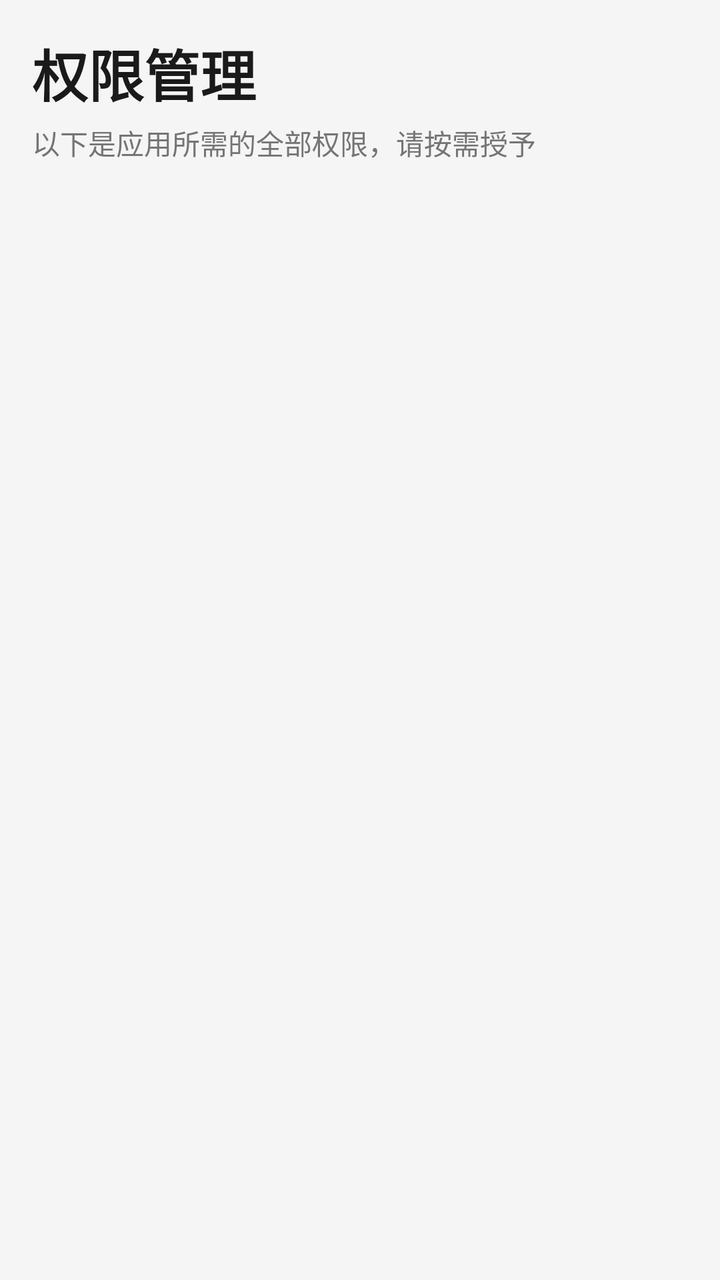
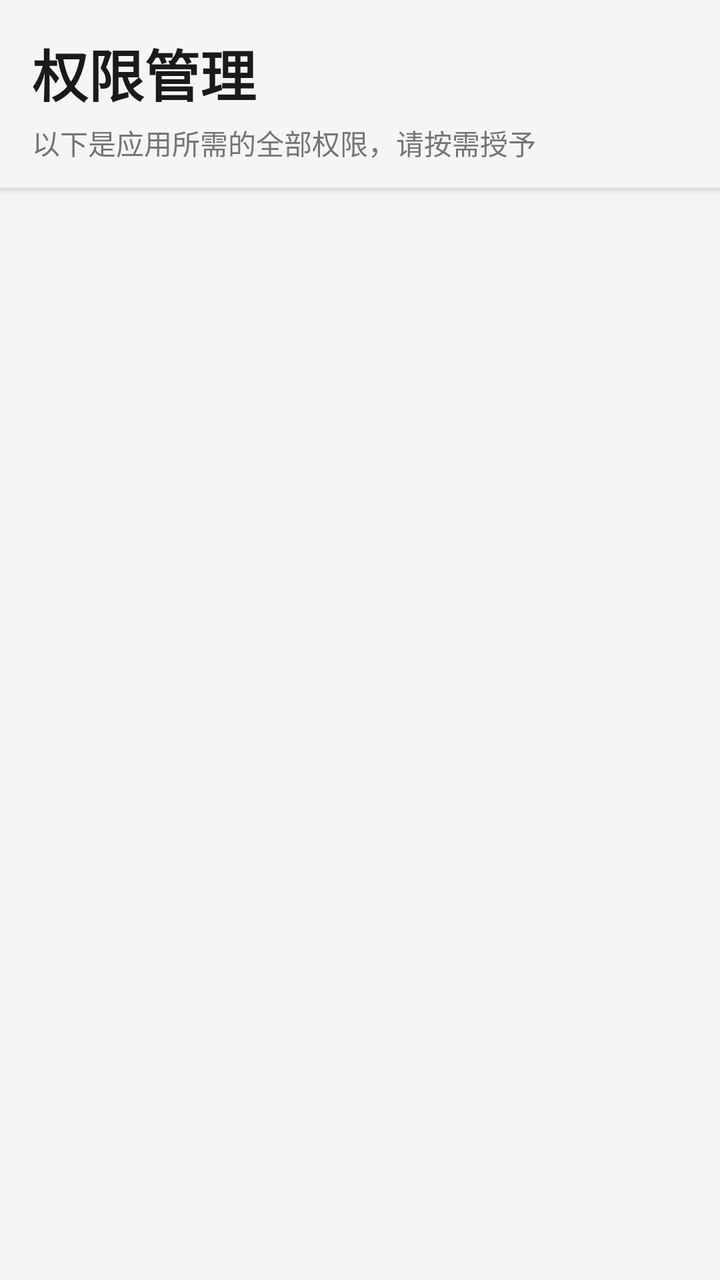

An Android layout rendered at two revisions. The XML below is the earlier revision; the diff shows what the commit changed to produce the second picture.
<!-- AndroidManifest.xml: activity theme Theme.ModernSettings -->
<!-- res/layout/activity_permission_check.xml -->
<?xml version="1.0" encoding="utf-8"?>
<LinearLayout xmlns:android="http://schemas.android.com/apk/res/android"
    android:layout_width="match_parent"
    android:layout_height="match_parent"
    android:orientation="vertical"
    android:background="#F5F5F5">

    
    <TextView
        android:layout_width="match_parent"
        android:layout_height="wrap_content"
        android:text="权限管理"
        android:textSize="28sp"
        android:textStyle="bold"
        android:textColor="#1A1A1A"
        android:paddingHorizontal="16dp"
        android:paddingTop="16dp"
        android:paddingBottom="4dp" />

    <TextView
        android:layout_width="match_parent"
        android:layout_height="wrap_content"
        android:text="以下是应用所需的全部权限，请按需授予"
        android:textSize="14sp"
        android:textColor="#757575"
        android:paddingHorizontal="16dp"
        android:paddingBottom="16dp" />

    <ScrollView
        android:layout_width="match_parent"
        android:layout_height="match_parent"
        android:paddingHorizontal="16dp"
        android:paddingBottom="16dp">

        <LinearLayout
            android:id="@+id/permission_list_container"
            android:layout_width="match_parent"
            android:layout_height="wrap_content"
            android:orientation="vertical" />

    </ScrollView>

</LinearLayout>
<!-- resources referenced by this layout -->
<resources>
  <style name="Theme.ModernSettings" parent="Theme.MaterialComponents.DayNight.NoActionBar">
          <item name="colorPrimary">#1976D2</item>
          <item name="colorPrimaryVariant">#1565C0</item>
          <item name="colorOnPrimary">@color/white</item>
          <item name="colorSecondary">#1976D2</item>
          <item name="colorSecondaryVariant">#1565C0</item>
          <item name="colorOnSecondary">@color/white</item>
          <item name="android:statusBarColor">#F5F5F5</item>
          <item name="android:windowBackground">#F5F5F5</item>
          <item name="android:navigationBarColor">#F5F5F5</item>
          <item name="android:windowLightStatusBar" tools:targetApi="m">true</item>
      </style>
  <color name="white">#FFFFFFFF</color>
</resources>

<!-- the commit's change to res/layout/activity_permission_check.xml (unified diff, before → after) -->
@@ -6,25 +6,39 @@
     android:background="#F5F5F5">
 
     
-    <TextView
+    <LinearLayout
         android:layout_width="match_parent"
         android:layout_height="wrap_content"
-        android:text="权限管理"
-        android:textSize="28sp"
-        android:textStyle="bold"
-        android:textColor="#1A1A1A"
-        android:paddingHorizontal="16dp"
-        android:paddingTop="16dp"
-        android:paddingBottom="4dp" />
+        android:orientation="vertical"
+        android:background="#F5F5F5"
+        android:elevation="2dp">
 
-    <TextView
-        android:layout_width="match_parent"
-        android:layout_height="wrap_content"
-        android:text="以下是应用所需的全部权限，请按需授予"
-        android:textSize="14sp"
-        android:textColor="#757575"
-        android:paddingHorizontal="16dp"
-        android:paddingBottom="16dp" />
+        <TextView
+            android:layout_width="wrap_content"
+            android:layout_height="wrap_content"
+            android:text="权限管理"
+            android:textSize="28sp"
+            android:textStyle="bold"
+            android:textColor="#1A1A1A"
+            android:paddingHorizontal="16dp"
+            android:paddingTop="16dp"
+            android:paddingBottom="4dp" />
+
+        <TextView
+            android:layout_width="wrap_content"
+            android:layout_height="wrap_content"
+            android:text="以下是应用所需的全部权限，请按需授予"
+            android:textSize="14sp"
+            android:textColor="#757575"
+            android:paddingHorizontal="16dp"
+            android:paddingBottom="12dp" />
+
+        <View
+            android:layout_width="match_parent"
+            android:layout_height="1dp"
+            android:background="#E0E0E0" />
+
+    </LinearLayout>
 
     <ScrollView
         android:layout_width="match_parent"
